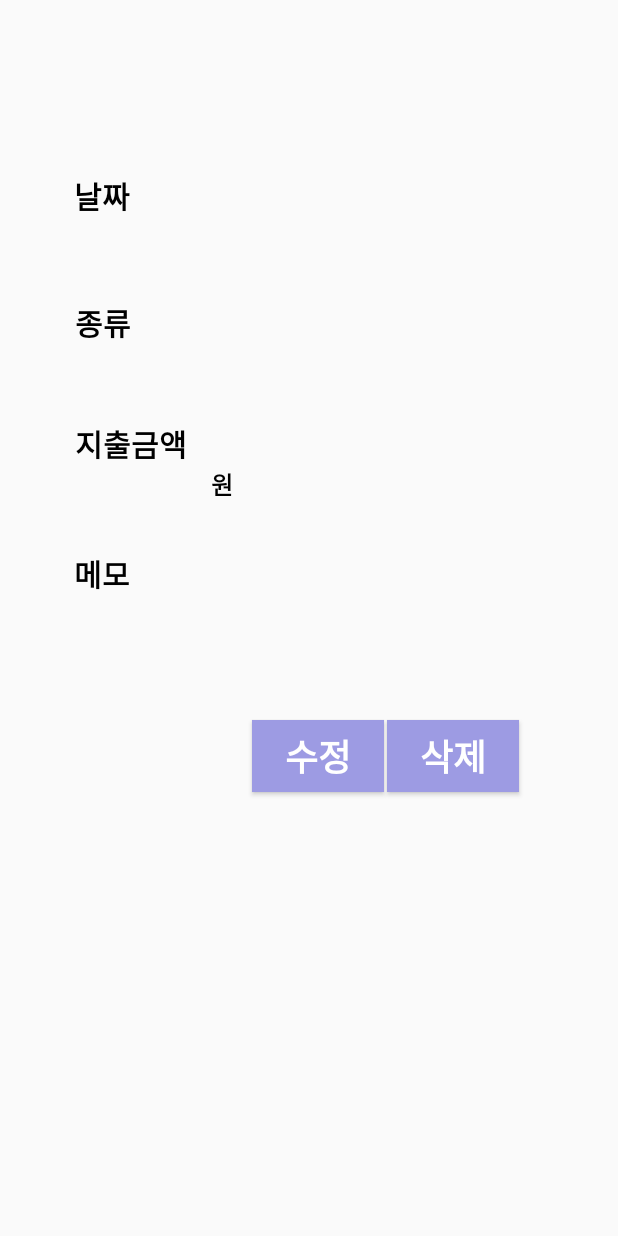
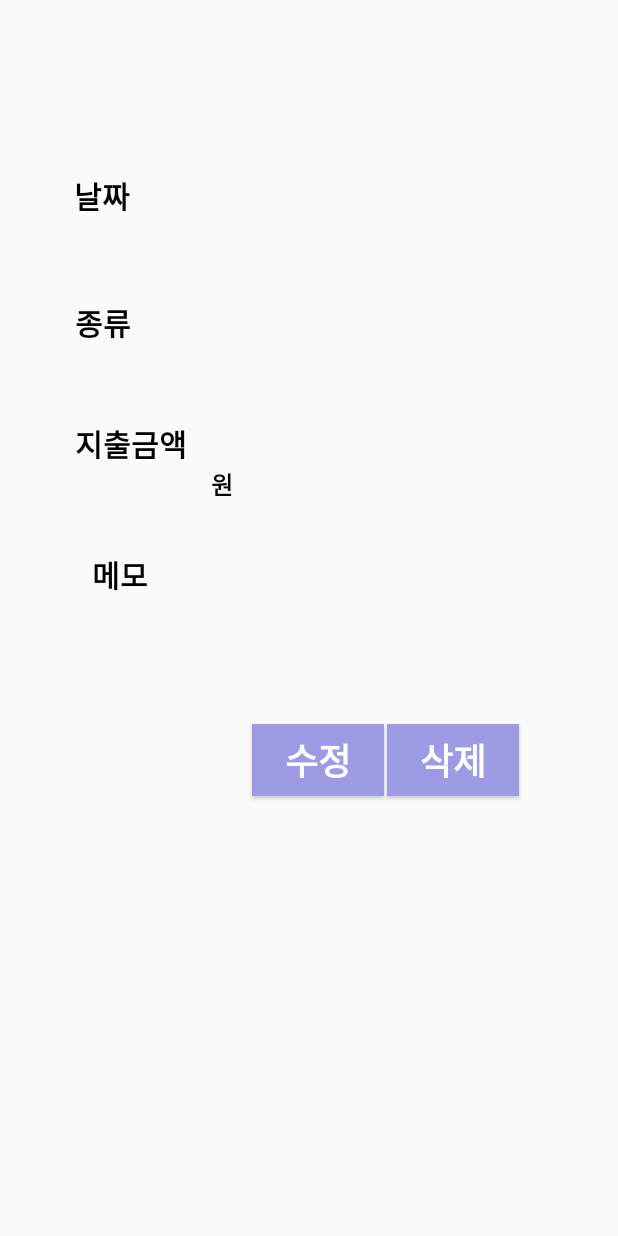
Before and after one commit to Ye-won-Park/sgbProject, an Android app: the fragment_detail_account screen opened directly, with no data from a screen before it, on a phone screen of 412 x 824 dp. Run offline under Robolectric (Android 15) with nearby library versions, the phone set to English and light mode, and no system bars; 1 statement that could not run was skipped.

Commit message:
가계부

```diff
--- a/app/src/main/java/com/example/sgbproject/account_list.java
+++ b/app/src/main/java/com/example/sgbproject/account_list.java
@@ -32,8 +32,10 @@ public class account_list extends AppCompatActivity {
         for (int i = 0; i < filename.length; i++) {
             String[] title = filename[i].split(".txt");
             title = title[0].split("_");
-            title = title[1].split(("-"));
-            items.add(title[0] +"년 " +title[1]+"월 "+title[2]+"일") ; // items에 년-월-일 / 제목 의 형태로 파일명이 저장
+            if (title[0].equals("3")) {
+                title = title[1].split(("-"));
+                items.add(title[0] + "년 " + title[1] + "월 " + title[2] + "일"); // items에 년-월-일 / 제목 의 형태로 파일명이 저장
+            }
 
             Collections.sort(items); // 날짜으로 리스트 아이템을 정렬. 만약 동일한 날짜면 제목 순으로 정렬
             adapter = new ArrayAdapter<String>(getApplicationContext(), android.R.layout.simple_list_item_1, items);
--- /dev/null
+++ b/app/src/main/res/drawable/splash.xml
@@ -0,0 +1,9 @@
+<?xml version="1.0" encoding="utf-8"?>
+<layer-list xmlns:android="http://schemas.android.com/apk/res/android">
+    <item android:drawable="@color/PrimaryColor" />
+    <item>
+        <bitmap
+            android:src="@drawable/startimage"
+            android:gravity="center"/>
+    </item>
+</layer-list>
--- a/app/src/main/res/layout/fragment_detail_account.xml
+++ b/app/src/main/res/layout/fragment_detail_account.xml
@@ -20,7 +20,8 @@
         android:textStyle="bold"
         app:layout_constraintEnd_toStartOf="@+id/deleteB"
         app:layout_constraintStart_toStartOf="parent"
-        app:layout_constraintTop_toBottomOf="@+id/sMemo" />
+        app:layout_constraintTop_toBottomOf="@+id/sMemo"
+        android:onClick="onClick"/>
 
     <TextView
         android:id="@+id/textView10"
@@ -155,14 +156,15 @@
         android:textStyle="bold"
         app:layout_constraintEnd_toEndOf="parent"
         app:layout_constraintStart_toEndOf="@+id/editB"
-        app:layout_constraintTop_toBottomOf="@+id/sMemo" />
+        app:layout_constraintTop_toBottomOf="@+id/sMemo"
+        tools:ignore="TextContrastCheck" />
 
     <TextView
         android:id="@+id/textView5"
-        android:layout_width="wrap_content"
-        android:layout_height="wrap_content"
+        android:layout_width="41dp"
+        android:layout_height="32dp"
         android:layout_marginStart="61dp"
-        android:layout_marginTop="19dp"
+        android:layout_marginTop="20dp"
         android:layout_marginEnd="337dp"
         android:fontFamily="@font/mainfont"
         android:text="메모"
@@ -170,6 +172,7 @@
         android:textSize="20sp"
         android:textStyle="bold"
         app:layout_constraintEnd_toEndOf="parent"
+        app:layout_constraintHorizontal_bias="0.0"
         app:layout_constraintStart_toStartOf="parent"
         app:layout_constraintTop_toBottomOf="@+id/sPay" />
 
--- a/app/src/main/res/values-v26/styles.xml
+++ b/app/src/main/res/values-v26/styles.xml
@@ -4,4 +4,12 @@
     <style name="tab_text" parent="@android:style/TextAppearance.Widget.TabWidget">
         <item name="android:fontFamily">@font/mainfont</item>
     </style>
+
+    <style name="AppTheme" parent="Theme.AppCompat.Light.DarkActionBar">
+        <!-- Customize your theme here. -->
+    </style>
+
+    <style name="SplashTheme" parent="Theme.AppCompat.NoActionBar">
+        <item name="android:windowBackground">@drawable/splash</item>
+    </style>
 </resources>
```
Also changed, not shown: app/src/main/AndroidManifest.xml (+7 -1 lines), app/src/main/java/com/example/sgbproject/Decorator/EventDecorator.java (deleted, +0 -30 lines), app/src/main/java/com/example/sgbproject/HomeFragment.java (+1 -16 lines), app/src/main/java/com/example/sgbproject/SplashActivity.java (added, +18 -0 lines), app/src/main/java/com/example/sgbproject/TopFragment2.java (+1 -10 lines), app/src/main/java/com/example/sgbproject/TopFragment3.java (+1 -9 lines), app/src/main/java/com/example/sgbproject/fragment_detail_account.java (+78 -0 lines), app/src/main/res/layout/dialog_view.xml (added, +77 -0 lines), app/src/main/res/drawable/startimage.png (added).
